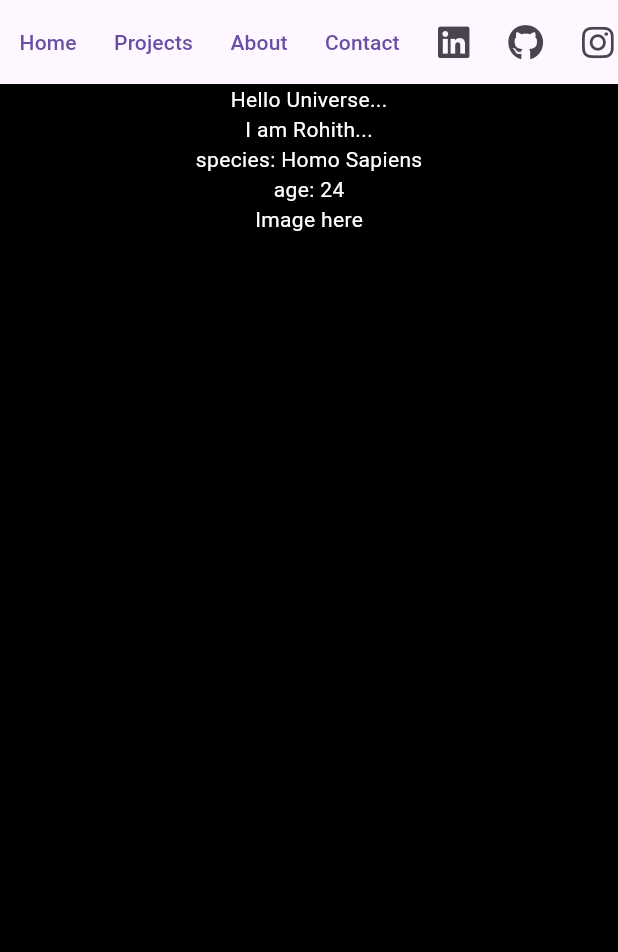
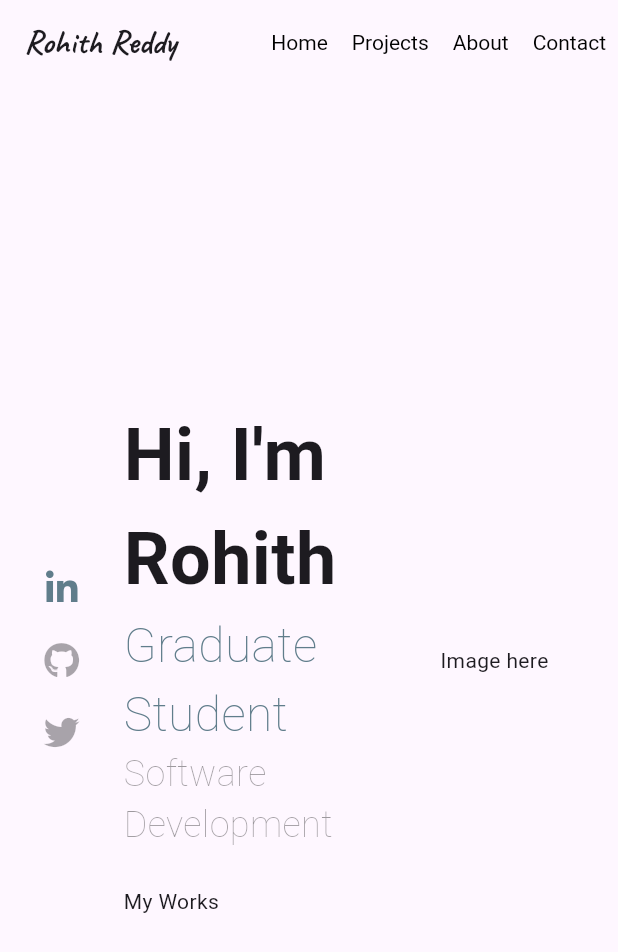
Before and after one commit to rohithmada00/my-blogs, a Flutter app: the screen it shows after launch, after a tap on "Home", on a phone screen of 412 x 824 dp. Shown: the top 952 px of the screen. Run offline on Flutter 3.47's test engine with Material 3 defaults, Android fonts, the phone set to English and light mode, and no system bars; our stand-ins replace font_awesome_flutter, google_fonts.

Commit message:
[ADD] - appbar, about components

```diff
--- a/my_blogs_web/lib/main.dart
+++ b/my_blogs_web/lib/main.dart
@@ -1,72 +1,15 @@
 import 'package:flutter/material.dart';
+import 'package:my_blogs_web/views/about.dart';
 import 'package:my_blogs_web/widgets/app_bar.dart';
 // import 'package:my_blogs_web/widgets/default_footer.dart';
 
 void main() async {
   runApp(
-    MaterialApp(
+    const MaterialApp(
       home: Scaffold(
-        appBar: const DefaultAppBar(),
-        body: Container(
-          color: Colors.black,
-          child: LayoutBuilder(
-            builder: (context, constraints) {
-              if (constraints.maxWidth > 600) {
-                // Desktop or larger screen
-                return Row(
-                  children: [
-                    Expanded(
-                      child: Column(
-                        mainAxisAlignment: MainAxisAlignment.center,
-                        children: const [
-                          Text('Hello Universe...',
-                              style: TextStyle(color: Colors.white)),
-                          Text('I am Rohith...',
-                              style: TextStyle(color: Colors.white)),
-                          Text('species: Homo Sapiens',
-                              style: TextStyle(color: Colors.white)),
-                          Text('age: 24',
-                              style: TextStyle(color: Colors.white)),
-                        ],
-                      ),
-                    ),
-                    Expanded(
-                      child: Center(
-                        child: Text('Image here',
-                            style: TextStyle(color: Colors.white)),
-                        // Replace with your profile image widget
-                        // Image.asset('path_to_your_image.png'),
-                      ),
-                    ),
-                  ],
-                );
-              } else {
-                // Mobile or smaller screen
-                return Column(
-                  children: [
-                    Column(
-                      children: const [
-                        Text('Hello Universe...',
-                            style: TextStyle(color: Colors.white)),
-                        Text('I am Rohith...',
-                            style: TextStyle(color: Colors.white)),
-                        Text('species: Homo Sapiens',
-                            style: TextStyle(color: Colors.white)),
-                        Text('age: 24', style: TextStyle(color: Colors.white)),
-                      ],
-                    ),
-                    Center(
-                      child: Text('Image here',
-                          style: TextStyle(color: Colors.white)),
-                      // Replace with your profile image widget
-                      // Image.asset('path_to_your_image.png'),
-                    ),
-                  ],
-                );
-              }
-            },
-          ),
-        ), // bottomNavigationBar: DefaultFooter(),
+        appBar: DefaultAppBar(),
+        body: About(),
+        // bottomNavigationBar: DefaultFooter(),
       ),
     ),
   );
--- /dev/null
+++ b/my_blogs_web/lib/views/about.dart
@@ -0,0 +1,87 @@
+import 'package:flutter/material.dart';
+import 'package:font_awesome_flutter/font_awesome_flutter.dart';
+
+import '../widgets/changing_text.dart';
+
+class About extends StatelessWidget {
+  const About({super.key});
+
+  @override
+  Widget build(BuildContext context) {
+    return  Row(
+      children: [
+        Expanded(
+          child: Column(
+            mainAxisAlignment: MainAxisAlignment.center,
+            children: [
+              IconButton(
+                iconSize: 24.0,
+                color: Colors.blueGrey,
+                icon: const Icon(
+                  FontAwesomeIcons.linkedinIn,
+                ),
+                onPressed: () { },
+              ),
+              const IconButton(
+                iconSize: 24.0,
+                onPressed: null,
+                icon: Icon(
+                  FontAwesomeIcons.github,
+                ),
+              ),
+              const IconButton(
+                iconSize: 24.0,
+                onPressed: null,
+                icon: Icon(
+                  FontAwesomeIcons.twitter,
+                ),
+              ),
+            ],
+          ),
+        ),
+        const Expanded(
+          flex: 2,
+          child: Column(
+            mainAxisAlignment: MainAxisAlignment.center,
+            crossAxisAlignment: CrossAxisAlignment.start,
+            children: [
+              Text(
+                'Hi, I\'m Rohith',
+                style: TextStyle(
+                  fontSize: 48.0,
+                  fontWeight: FontWeight.bold,
+                ),
+              ),
+              Text('Graduate Student',
+                  style: TextStyle(
+                    fontSize: 32.0,
+                    fontWeight: FontWeight.w200,
+                    color: Colors.blueGrey,
+                  )),
+              ChangingTextWidget(
+                texts: [
+                  '23',
+                  'Machine Learning',
+                  'Data Science',
+                  'Mobile App Development',
+                  'Software Development',
+                  'Computer Science',
+                ],
+              ),
+              SizedBox(height: 24),
+              Text('My Works')
+            ],
+          ),
+        ),
+        const Expanded(
+          flex: 2,
+          child: Center(
+            // color: Colors.blue,
+            child: Text('Image here'),
+            // Image.asset('path_to_your_image.png'),
+          ),
+        ),
+      ],
+    );
+  }
+}
--- a/my_blogs_web/lib/widgets/app_bar.dart
+++ b/my_blogs_web/lib/widgets/app_bar.dart
@@ -1,6 +1,7 @@
 import 'package:flutter/material.dart';
 import 'package:font_awesome_flutter/font_awesome_flutter.dart';
 import 'package:google_fonts/google_fonts.dart';
+import 'package:my_blogs_web/widgets/hover_text.dart';
 
 class DefaultAppBar extends StatelessWidget implements PreferredSizeWidget {
   const DefaultAppBar({super.key});
@@ -13,47 +14,27 @@ class DefaultAppBar extends StatelessWidget implements PreferredSizeWidget {
 
     return AppBar(
       title: Text(
-        'Rohith Reddy Mada',
-        style: GoogleFonts.roboto(),
+        'Rohith Reddy',
+        style: GoogleFonts.caveat(
+          textStyle: const TextStyle(fontWeight: FontWeight.bold),
+        ),
       ),
       actions: [
-        TextButton(
-          // style: style,
-          onPressed: () {},
-          child: const Text('Home'),
+        HoverText(
+          text: 'Home',
+          onTap: () {},
         ),
-        TextButton(
-          // style: style,
-          onPressed: () {},
-          child: const Text('Projects'),
+        HoverText(
+          text: 'Projects',
+          onTap: () {},
         ),
-        TextButton(
-          // style: style,
-          onPressed: () {},
-          child: const Text('About'),
+        HoverText(
+          text: 'About',
+          onTap: () {},
         ),
-        TextButton(
-          // style: style,
-          onPressed: () {},
-          child: const Text('Contact'),
-        ),
-        IconButton(
-          onPressed: () {},
-          icon: const Icon(
-            FontAwesomeIcons.linkedin,
-          ),
-        ),
-        IconButton(
-          onPressed: () {},
-          icon: const Icon(
-            FontAwesomeIcons.github,
-          ),
-        ),
-        IconButton(
-          onPressed: () {},
-          icon: const Icon(
-            FontAwesomeIcons.instagram,
-          ),
+        HoverText(
+          text: 'Contact',
+          onTap: () {},
         ),
       ],
     );
--- /dev/null
+++ b/my_blogs_web/lib/widgets/changing_text.dart
@@ -0,0 +1,51 @@
+import 'dart:async';
+import 'package:flutter/material.dart';
+
+class ChangingTextWidget extends StatefulWidget {
+  final List<String> texts;
+  final Duration duration;
+
+  const ChangingTextWidget(
+      {super.key,
+      required this.texts,
+      this.duration = const Duration(seconds: 2)});
+
+  @override
+  State<ChangingTextWidget> createState() => _ChangingTextWidgetState();
+}
+
+class _ChangingTextWidgetState extends State<ChangingTextWidget> {
+  int _currentIndex = 0;
+  late Timer _timer;
+
+  @override
+  void initState() {
+    super.initState();
+    _timer = Timer.periodic(widget.duration, (timer) {
+      setState(() {
+        _currentIndex = (_currentIndex + 1) % widget.texts.length;
+        if (_currentIndex == widget.texts.length - 1) {
+          _timer.cancel();
+        }
+      });
+    });
+  }
+
+  @override
+  void dispose() {
+    _timer.cancel();
+    super.dispose();
+  }
+
+  @override
+  Widget build(BuildContext context) {
+    return Text(
+      widget.texts[_currentIndex],
+      style: const TextStyle(
+        fontSize: 24,
+        color: Colors.black38,
+        fontWeight: FontWeight.w200,
+      ),
+    );
+  }
+}
--- /dev/null
+++ b/my_blogs_web/lib/widgets/hover_text.dart
@@ -0,0 +1,61 @@
+import 'package:flutter/material.dart';
+
+class HoverText extends StatefulWidget {
+  final String text;
+  final bool isActive;
+  final VoidCallback onTap;
+
+  const HoverText({
+    super.key,
+    required this.text,
+    required this.onTap,
+    this.isActive = true,
+  });
+
+  @override
+  State<HoverText> createState() => _HoverTextState();
+}
+
+class _HoverTextState extends State<HoverText> {
+  // bool _isActive = false;
+  bool _isHovered = false;
+
+  void _toggleHover(bool isHovered) {
+    setState(() {
+      _isHovered = isHovered;
+    });
+  }
+
+  // void _toggleActive() {
+  //   setState(() {
+  //     _isActive = !_isActive;
+  //   });
+  // }
+
+  @override
+  Widget build(BuildContext context) {
+    return GestureDetector(
+      onTap: widget.onTap,
+      child: MouseRegion(
+        cursor: SystemMouseCursors.click,
+        onEnter: (_) => _toggleHover(true),
+        onExit: (_) => _toggleHover(false),
+        child: AnimatedDefaultTextStyle(
+          duration: const Duration(milliseconds: 200),
+          style: TextStyle(
+            color: _isHovered ? const Color(0xFF333333) : Colors.black,
+            fontWeight: _isHovered ? FontWeight.w500 : FontWeight.normal,
+            fontSize: _isHovered ? 15 : 14,
+            decoration:
+                _isHovered ? TextDecoration.lineThrough : TextDecoration.none,
+          ),
+          child: Padding(
+            padding:
+                const EdgeInsets.symmetric(vertical: 16.0, horizontal: 8.0),
+            child: Text(widget.text),
+          ),
+        ),
+      ),
+    );
+  }
+}
```
